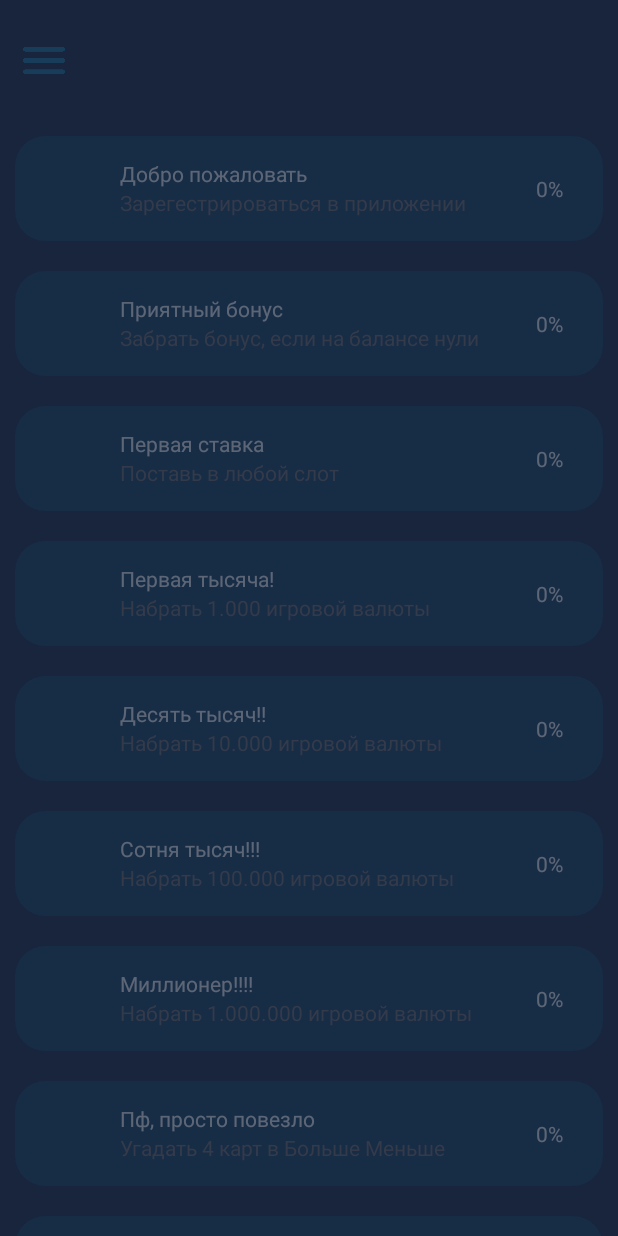
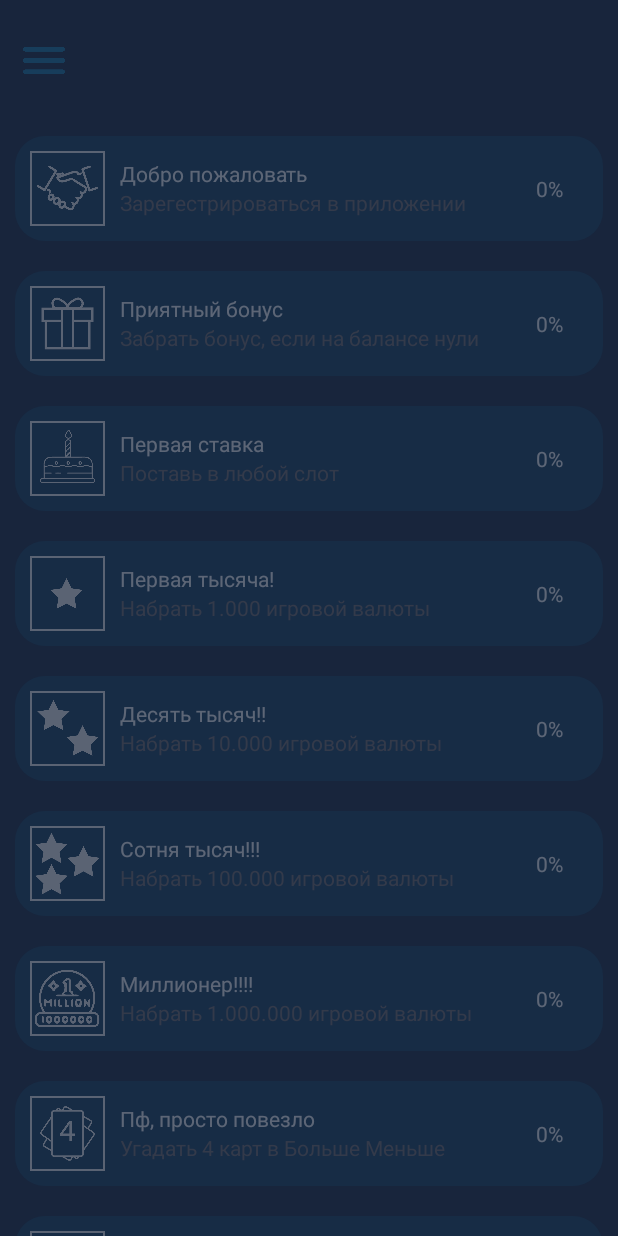
Before and after one commit to VashaAkulka/FortunaFun, an Android app: the AchievementActivity screen opened directly, with no data from a screen before it, on a phone screen of 412 x 824 dp. Run offline under Robolectric (Android 15) with nearby library versions, the phone set to English and light mode, and no system bars.

Commit message:
Achievement icon

```diff
--- a/app/src/main/res/layout/activity_achievement.xml
+++ b/app/src/main/res/layout/activity_achievement.xml
@@ -42,8 +42,9 @@
                     <ImageView
                         android:layout_width="0dp"
                         android:layout_height="match_parent"
+                        android:layout_margin="10dp"
                         android:layout_weight="0.2"
-                        android:layout_margin="10dp"/>
+                        app:srcCompat="@drawable/icon_achievement_0" />
 
                     <LinearLayout
                         android:layout_width="0dp"
@@ -88,8 +89,9 @@
                     <ImageView
                         android:layout_width="0dp"
                         android:layout_height="match_parent"
+                        android:layout_margin="10dp"
                         android:layout_weight="0.2"
-                        android:layout_margin="10dp"/>
+                        app:srcCompat="@drawable/icon_achievement_1" />
 
                     <LinearLayout
                         android:layout_width="0dp"
@@ -135,7 +137,8 @@
                         android:layout_width="0dp"
                         android:layout_height="match_parent"
                         android:layout_weight="0.2"
-                        android:layout_margin="10dp"/>
+                        android:layout_margin="10dp"
+                        app:srcCompat="@drawable/icon_achievement_2"/>
 
                     <LinearLayout
                         android:layout_width="0dp"
@@ -181,7 +184,8 @@
                         android:layout_width="0dp"
                         android:layout_height="match_parent"
                         android:layout_weight="0.2"
-                        android:layout_margin="10dp"/>
+                        android:layout_margin="10dp"
+                        app:srcCompat="@drawable/icon_achievement_3"/>
 
                     <LinearLayout
                         android:layout_width="0dp"
@@ -227,7 +231,8 @@
                         android:layout_width="0dp"
                         android:layout_height="match_parent"
                         android:layout_weight="0.2"
-                        android:layout_margin="10dp"/>
+                        android:layout_margin="10dp"
+                        app:srcCompat="@drawable/icon_achievement_4"/>
 
                     <LinearLayout
                         android:layout_width="0dp"
@@ -273,7 +278,8 @@
                         android:layout_width="0dp"
                         android:layout_height="match_parent"
                         android:layout_weight="0.2"
-                        android:layout_margin="10dp"/>
+                        android:layout_margin="10dp"
+                        app:srcCompat="@drawable/icon_achievement_5"/>
 
                     <LinearLayout
                         android:layout_width="0dp"
@@ -319,7 +325,8 @@
                         android:layout_width="0dp"
                         android:layout_height="match_parent"
                         android:layout_weight="0.2"
-                        android:layout_margin="10dp"/>
+                        android:layout_margin="10dp"
+                        app:srcCompat="@drawable/icon_achievement_6"/>
 
                     <LinearLayout
                         android:layout_width="0dp"
@@ -365,7 +372,8 @@
                         android:layout_width="0dp"
                         android:layout_height="match_parent"
                         android:layout_weight="0.2"
-                        android:layout_margin="10dp"/>
+                        android:layout_margin="10dp"
+                        app:srcCompat="@drawable/icon_achievement_7"/>
 
                     <LinearLayout
                         android:layout_width="0dp"
@@ -411,8 +419,9 @@
                     <ImageView
                         android:layout_width="0dp"
                         android:layout_height="match_parent"
+                        android:layout_margin="10dp"
                         android:layout_weight="0.2"
-                        android:layout_margin="10dp"/>
+                        app:srcCompat="@drawable/icon_achievement_8" />
 
                     <LinearLayout
                         android:layout_width="0dp"
@@ -458,7 +467,8 @@
                         android:layout_width="0dp"
                         android:layout_height="match_parent"
                         android:layout_weight="0.2"
-                        android:layout_margin="10dp"/>
+                        android:layout_margin="10dp"
+                        app:srcCompat="@drawable/icon_achievement_9"/>
 
                     <LinearLayout
                         android:layout_width="0dp"
@@ -505,7 +515,8 @@
                         android:layout_width="0dp"
                         android:layout_height="match_parent"
                         android:layout_weight="0.2"
-                        android:layout_margin="10dp"/>
+                        android:layout_margin="10dp"
+                        app:srcCompat="@drawable/icon_achievement_10"/>
 
                     <LinearLayout
                         android:layout_width="0dp"
@@ -551,7 +562,8 @@
                         android:layout_width="0dp"
                         android:layout_height="match_parent"
                         android:layout_weight="0.2"
-                        android:layout_margin="10dp"/>
+                        android:layout_margin="10dp"
+                        app:srcCompat="@drawable/icon_achievement_11"/>
 
                     <LinearLayout
                         android:layout_width="0dp"
```
Also changed, not shown: app/src/main/res/drawable/icon_achievement_0.png (added), app/src/main/res/drawable/icon_achievement_1.png (added), app/src/main/res/drawable/icon_achievement_10.png (added), app/src/main/res/drawable/icon_achievement_11.png (added), app/src/main/res/drawable/icon_achievement_2.png (added), app/src/main/res/drawable/icon_achievement_3.png (added), app/src/main/res/drawable/icon_achievement_4.png (added), app/src/main/res/drawable/icon_achievement_5.png (added), app/src/main/res/drawable/icon_achievement_6.png (added), app/src/main/res/drawable/icon_achievement_7.png (added), app/src/main/res/drawable/icon_achievement_8.png (added), app/src/main/res/drawable/icon_achievement_9.png (added).
